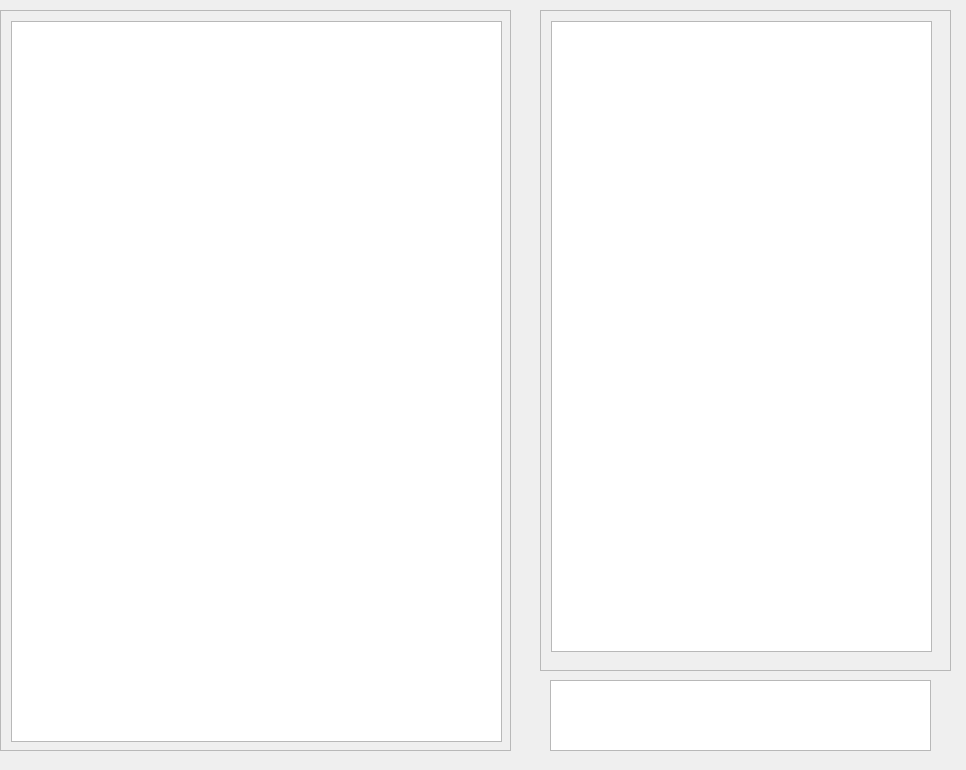
Before: the Qt Designer form UI/commentWidget.ui in Whitepinkwolf/Code-Reviewer-Porject, drawn with Qt 5.
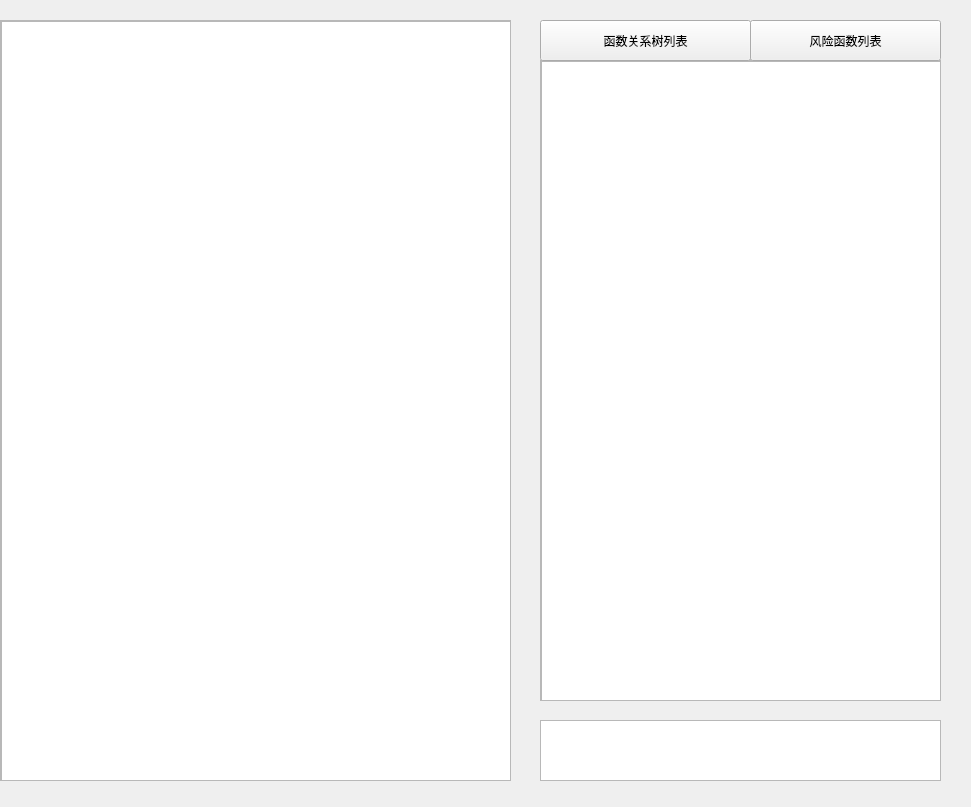
After: the same form once the commit is applied. Custom widgets are drawn as their Qt base class.

Commit message: 新增风险函数表 更新部分ui名

The edit to the form file:
```diff
--- a/UI/commentWidget.ui
+++ b/UI/commentWidget.ui
@@ -6,63 +6,20 @@
    <rect>
     <x>0</x>
     <y>0</y>
-    <width>966</width>
-    <height>770</height>
+    <width>971</width>
+    <height>807</height>
    </rect>
   </property>
   <property name="windowTitle">
    <string>Form</string>
   </property>
-  <widget class="QPlainTextEdit" name="ShowTextEdit">
-   <property name="geometry">
-    <rect>
-     <x>550</x>
-     <y>680</y>
-     <width>381</width>
-     <height>71</height>
-    </rect>
-   </property>
-  </widget>
-  <widget class="QScrollArea" name="scrollArea_2">
-   <property name="geometry">
-    <rect>
-     <x>540</x>
-     <y>10</y>
-     <width>411</width>
-     <height>661</height>
-    </rect>
-   </property>
-   <property name="widgetResizable">
-    <bool>true</bool>
-   </property>
-   <widget class="QWidget" name="scrollAreaWidgetContents_2">
-    <property name="geometry">
-     <rect>
-      <x>0</x>
-      <y>0</y>
-      <width>409</width>
-      <height>659</height>
-     </rect>
-    </property>
-    <widget class="QTableView" name="ShowDefineTableView">
-     <property name="geometry">
-      <rect>
-       <x>10</x>
-       <y>10</y>
-       <width>381</width>
-       <height>631</height>
-      </rect>
-     </property>
-    </widget>
-   </widget>
-  </widget>
   <widget class="QScrollArea" name="scrollArea">
    <property name="geometry">
     <rect>
      <x>0</x>
-     <y>10</y>
+     <y>20</y>
      <width>511</width>
-     <height>741</height>
+     <height>761</height>
     </rect>
    </property>
    <property name="widgetResizable">
@@ -74,20 +31,149 @@
       <x>0</x>
       <y>0</y>
       <width>509</width>
-      <height>739</height>
+      <height>759</height>
      </rect>
     </property>
     <widget class="NewCodeEditor" name="commentCodeEditor">
      <property name="geometry">
       <rect>
+       <x>0</x>
+       <y>0</y>
+       <width>511</width>
+       <height>761</height>
+      </rect>
+     </property>
+    </widget>
+   </widget>
+  </widget>
+  <widget class="QStackedWidget" name="stackedWidget">
+   <property name="geometry">
+    <rect>
+     <x>530</x>
+     <y>40</y>
+     <width>441</width>
+     <height>751</height>
+    </rect>
+   </property>
+   <property name="currentIndex">
+    <number>1</number>
+   </property>
+   <widget class="QWidget" name="page">
+    <widget class="QScrollArea" name="scrollArea_2">
+     <property name="geometry">
+      <rect>
        <x>10</x>
-       <y>10</y>
-       <width>491</width>
-       <height>721</height>
+       <y>20</y>
+       <width>401</width>
+       <height>641</height>
       </rect>
      </property>
+     <property name="widgetResizable">
+      <bool>true</bool>
+     </property>
+     <widget class="QWidget" name="scrollAreaWidgetContents_2">
+      <property name="geometry">
+       <rect>
+        <x>0</x>
+        <y>0</y>
+        <width>399</width>
+        <height>639</height>
+       </rect>
+      </property>
+      <widget class="QTableView" name="ShowDefineTableView">
+       <property name="geometry">
+        <rect>
+         <x>0</x>
+         <y>0</y>
+         <width>401</width>
+         <height>641</height>
+        </rect>
+       </property>
+      </widget>
+     </widget>
     </widget>
+    <widget class="QPlainTextEdit" name="ShowTextEdit">
+     <property name="geometry">
+      <rect>
+       <x>10</x>
+       <y>680</y>
+       <width>401</width>
+       <height>61</height>
+      </rect>
+     </property>
+    </widget>
    </widget>
+   <widget class="QWidget" name="page_2">
+    <widget class="QScrollArea" name="scrollArea_3">
+     <property name="geometry">
+      <rect>
+       <x>10</x>
+       <y>20</y>
+       <width>401</width>
+       <height>641</height>
+      </rect>
+     </property>
+     <property name="widgetResizable">
+      <bool>true</bool>
+     </property>
+     <widget class="QWidget" name="scrollAreaWidgetContents_3">
+      <property name="geometry">
+       <rect>
+        <x>0</x>
+        <y>0</y>
+        <width>399</width>
+        <height>639</height>
+       </rect>
+      </property>
+      <widget class="QTableView" name="ShowRiskFunctionTableView">
+       <property name="geometry">
+        <rect>
+         <x>0</x>
+         <y>0</y>
+         <width>401</width>
+         <height>641</height>
+        </rect>
+       </property>
+      </widget>
+     </widget>
+    </widget>
+    <widget class="QPlainTextEdit" name="RiskFunctionShowTextEdit">
+     <property name="geometry">
+      <rect>
+       <x>10</x>
+       <y>680</y>
+       <width>401</width>
+       <height>61</height>
+      </rect>
+     </property>
+    </widget>
+   </widget>
+  </widget>
+  <widget class="QPushButton" name="FunctionPushButton">
+   <property name="geometry">
+    <rect>
+     <x>540</x>
+     <y>20</y>
+     <width>211</width>
+     <height>41</height>
+    </rect>
+   </property>
+   <property name="text">
+    <string>函数关系树列表</string>
+   </property>
+  </widget>
+  <widget class="QPushButton" name="RiskFunctionPushButton">
+   <property name="geometry">
+    <rect>
+     <x>750</x>
+     <y>20</y>
+     <width>191</width>
+     <height>41</height>
+    </rect>
+   </property>
+   <property name="text">
+    <string>风险函数列表</string>
+   </property>
   </widget>
  </widget>
  <customwidgets>
```
The commit also changes 12 other files.
